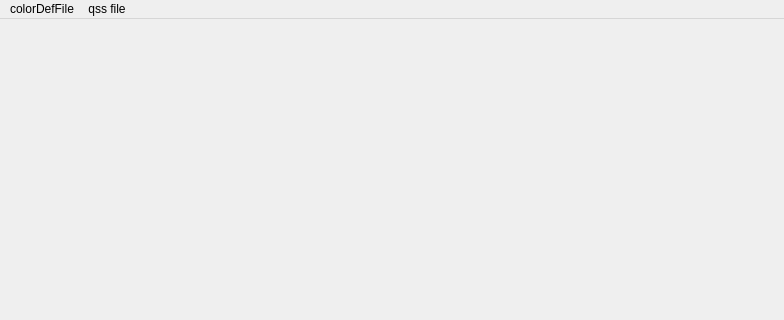
This is src/mainwindow.ui in chenghongfeng/QssCreator as Qt 5 draws it before an edit; both pictures show x 0 to 784 and y 0 to 320 of the 784 by 663 pixel window. The edited form follows.
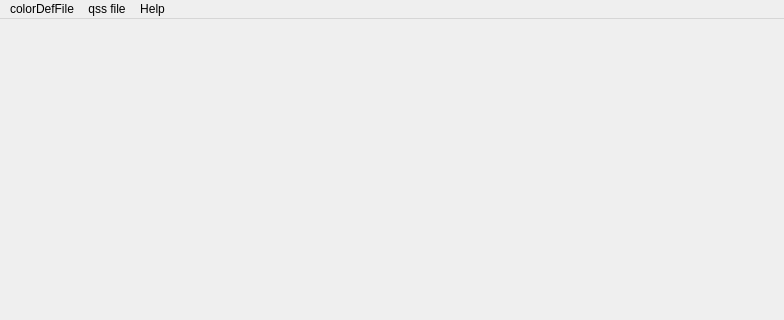
This is the edited form.

Commit message: 1.添加了一些icon 2.主程序和tabwidget添加图标 3.menubar添加help栏

Patch:
```diff
--- a/src/mainwindow.ui
+++ b/src/mainwindow.ui
@@ -46,8 +46,16 @@
     <addaction name="actionFind"/>
     <addaction name="actionFindAndReplace"/>
    </widget>
+   <widget class="QMenu" name="menuHelp">
+    <property name="title">
+     <string>Help</string>
+    </property>
+    <addaction name="actionAbout"/>
+    <addaction name="actionAboutQt"/>
+   </widget>
    <addaction name="menucolorDefFile"/>
    <addaction name="menuqss_file"/>
+   <addaction name="menuHelp"/>
   </widget>
   <action name="actionSetQss">
    <property name="text">
```
Left out of the diff: 10 changed lines with no effect on the pictures. The commit also changes 11 other files.
